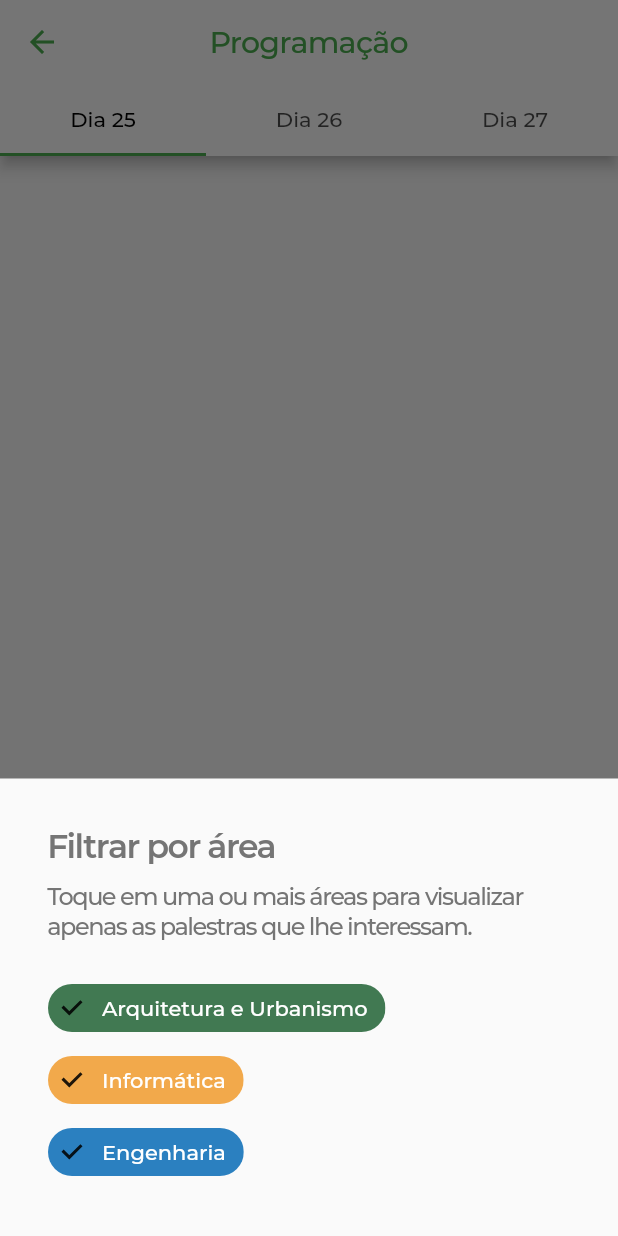
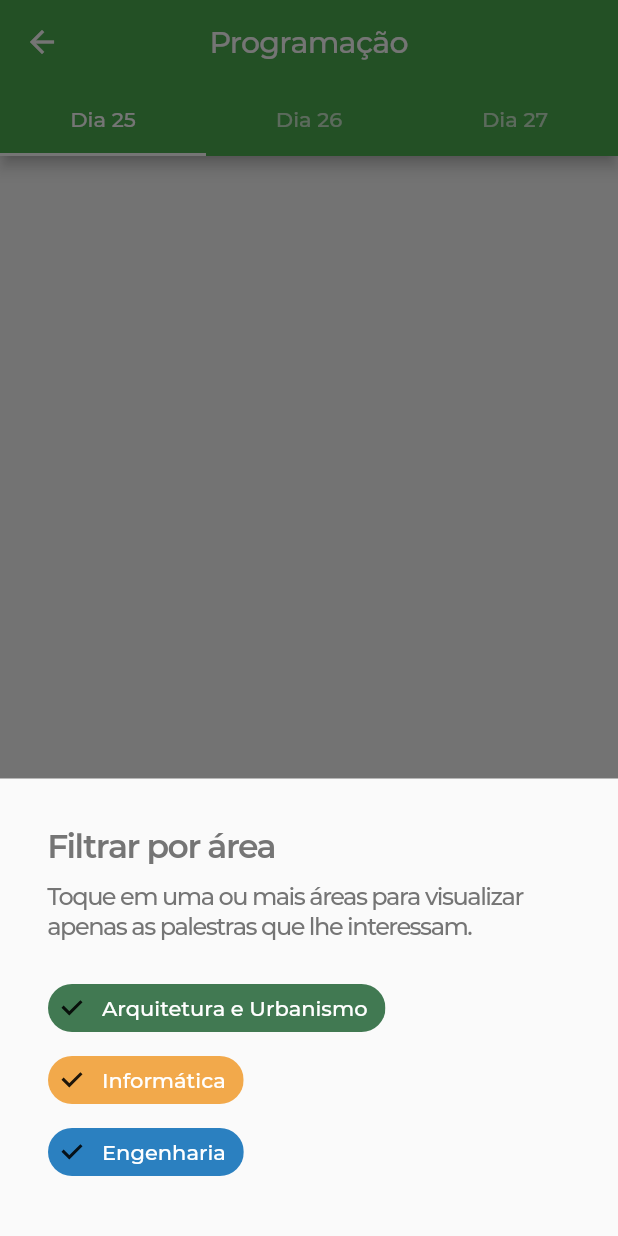
Before and after one commit to henriquearthur/congresso-unama, a Flutter app: the ScheduleScreen screen opened directly, after a tap on the "filter list" icon, on a phone screen of 412 x 824 dp. Run offline on Flutter 3.47's test engine with Material 2 defaults, Android fonts, the phone set to English and light mode, and no system bars; our stand-ins replace bloc, cached_network_image, cloud_firestore, equatable, flutter_bloc, share and 1 more; accounts and stored records are empty; statements that could not run were skipped.

Commit message:
Schedule screen: color change

```diff
--- a/lib/ui/screens/schedule_screen/components/schedule_screen.dart
+++ b/lib/ui/screens/schedule_screen/components/schedule_screen.dart
@@ -35,7 +35,7 @@ class _ScheduleScreenState extends State<ScheduleScreen> {
       child: Scaffold(
         // TODO: Change this to SliverAppBar (https://github.com/flutter/flutter/issues/19720)
         appBar: AppBar(
-          backgroundColor: Colors.white,
+          backgroundColor: Styles.primaryColor,
           title: Text(
             'Programação',
             style: Styles.appBarTitleText,
@@ -43,7 +43,7 @@ class _ScheduleScreenState extends State<ScheduleScreen> {
           iconTheme: IconThemeData(color: Styles.appBarIconColor),
           centerTitle: true,
           bottom: TabBar(
-            labelColor: Colors.black,
+            labelColor: Styles.appBarLabelColor,
             tabs: [
               Tab(text: "Dia 25"),
               Tab(text: "Dia 26"),
--- a/lib/ui/screens/view_lecture_screen/view_lecture_default_screen.dart
+++ b/lib/ui/screens/view_lecture_screen/view_lecture_default_screen.dart
@@ -17,7 +17,7 @@ class ViewLectureDefaultScreen extends StatelessWidget {
   Widget build(BuildContext context) {
     return Scaffold(
       appBar: AppBar(
-        backgroundColor: Styles.appBarPageBackgroundColor,
+        backgroundColor: getCongressColor(lecture.event),
         title: Text(
           lecture.type,
           style: Styles.appBarPageTitleText,
--- a/lib/ui/theme/styles.dart
+++ b/lib/ui/theme/styles.dart
@@ -19,23 +19,23 @@ abstract class Styles {
   static Color engineeringColor = Color(0xff2B80C0);
 
   static Color appBarBackgroundColor = Colors.white;
-  static Color appBarIconColor = Colors.green;
-  static Color appBarLabelColor = Colors.black;
+  static Color appBarIconColor = Colors.white;
+  static Color appBarLabelColor = Colors.white;
 
   static Color appBarPageBackgroundColor = Colors.transparent;
-  static Color appBarPageIconColor = Colors.grey[600];
+  static Color appBarPageIconColor = Colors.white;
 
   static Color bottomSheetTitleColor = Colors.grey[600];
 
   // Text styles
   static TextStyle appBarTitleText = TextStyle(
-    color: Colors.green,
+    color: Colors.white,
     letterSpacing: -0.5,
     fontWeight: FontWeight.w500,
   );
 
   static TextStyle appBarPageTitleText = TextStyle(
-    color: Colors.grey[600],
+    color: Colors.white,
     letterSpacing: -0.5,
     fontWeight: FontWeight.w500,
   );
```
